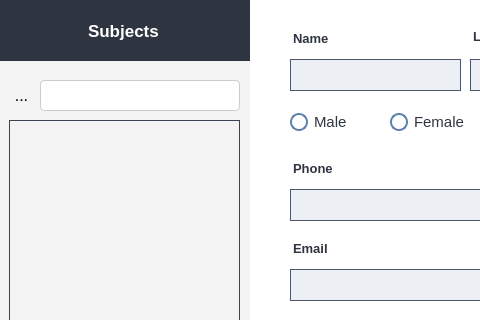
KasperJack/School-Management-System, file School_System/ui/AddTeacherDialog.ui: the form before one commit; both pictures show x 0 to 480 and y 0 to 320 of the 681 by 476 pixel window.
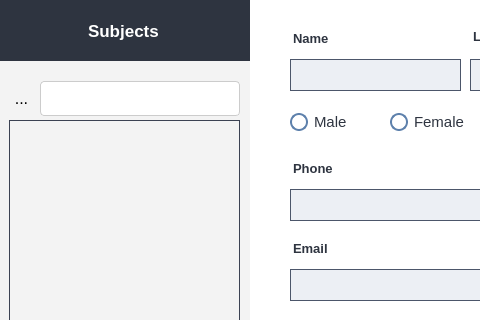
The form after the commit. Icons and pictures are not drawn.

What changed in the file:
```diff
--- a/School_System/ui/AddTeacherDialog.ui
+++ b/School_System/ui/AddTeacherDialog.ui
@@ -840,13 +840,13 @@
      </property>
     </widget>
    </widget>
-   <widget class="QWidget" name="">
+   <widget class="QWidget" name="layoutWidget">
     <property name="geometry">
      <rect>
       <x>10</x>
       <y>80</y>
       <width>231</width>
-      <height>31</height>
+      <height>37</height>
      </rect>
     </property>
     <layout class="QHBoxLayout" name="horizontalLayout_2">
```
